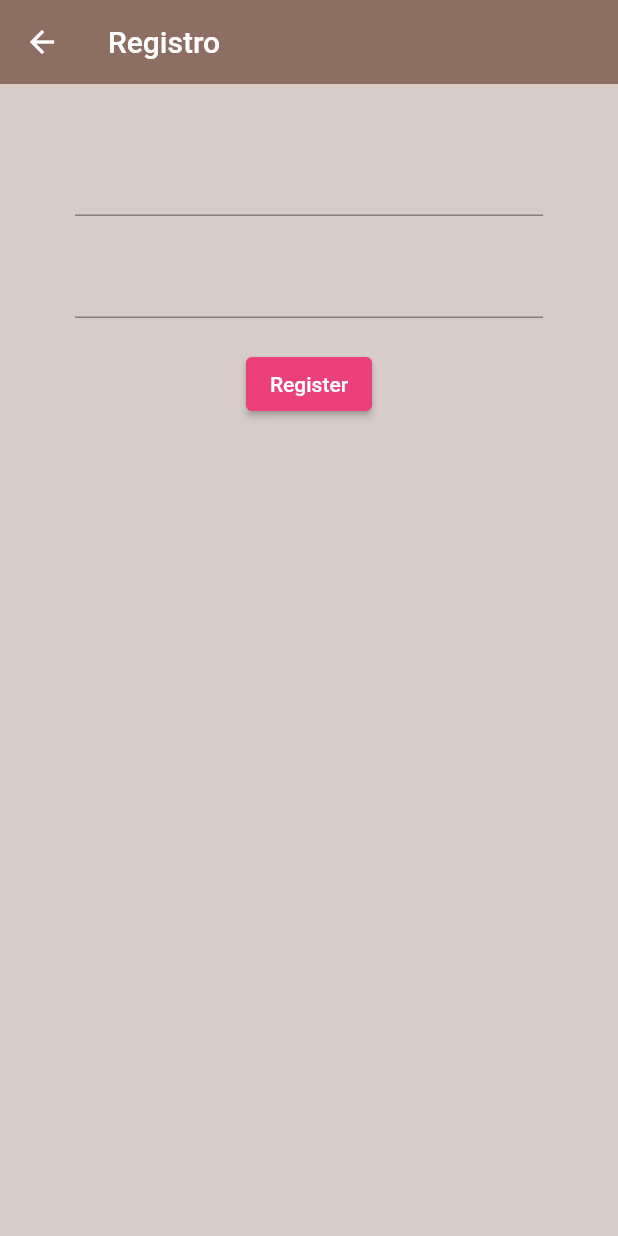
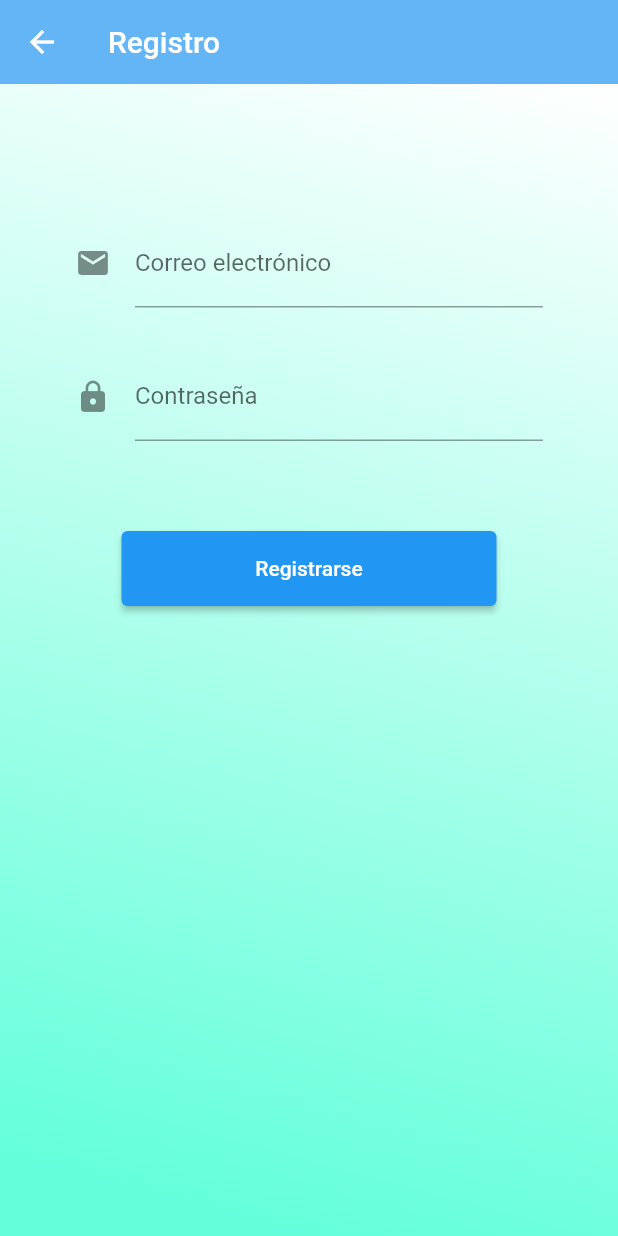
Before and after one commit to juantot9/goodreminder, a Flutter app: the Register screen opened directly, on a phone screen of 412 x 824 dp. Run offline on Flutter 3.47's test engine with Material 2 defaults, Android fonts, the phone set to English and light mode, and no system bars; our stand-ins replace date_field, firebase_auth, firebase_core, share_plus, sqflite; accounts and stored records are empty.

Commit message:
Pantalla registro

```diff
--- a/lib/screens/authenticate/register.dart
+++ b/lib/screens/authenticate/register.dart
@@ -19,28 +19,52 @@ class _RegisterState extends State<Register> {
   @override
   Widget build(BuildContext context) {
     return Scaffold(
-      backgroundColor: Colors.brown[100],
       appBar: AppBar(
-        backgroundColor: Colors.brown[400],
+        backgroundColor: Colors.blue[300],
         elevation: 0.0,
         title: Text('Registro'),
       ),
       body: Container(
+        width: MediaQuery.of(context).size.width,
+        height: MediaQuery.of(context).size.height,
+        decoration: BoxDecoration(
+            gradient: LinearGradient(
+                begin: Alignment.topRight,
+                end: Alignment.bottomCenter,
+                colors: [Colors.white, Colors.tealAccent[200]])),
+        child: SingleChildScrollView(
           padding: EdgeInsets.symmetric(vertical: 20.0, horizontal: 50.0),
           child: Form(
             key: _formKey,
             child: Column(
               children: <Widget>[
-              SizedBox(height: 20.0),
+                SizedBox(
+                  height: 40.0,
+                ),
+                SizedBox(
+                  height: 30.0,
+                ),
                 TextFormField(
                   validator: (val) => val.isEmpty ? 'Introduce un email' : null,
+                  decoration: InputDecoration(
+                    icon: Icon(Icons.email),
+                    hintText: 'ejemplo@correo.com',
+                    labelText: 'Correo electrónico',
+                  ),
                   onChanged: (val) {
                     setState(() => email = val);
                   },
                 ),
-              SizedBox(height: 20.0),
+                SizedBox(
+                  height: 30.0,
+                ),
                 TextFormField(
                   obscureText: true,
+                  decoration: InputDecoration(
+                    icon: Icon(Icons.lock),
+                    hintText: 'Contraseña',
+                    labelText: 'Contraseña',
+                  ),
                   validator: (val) => val.length < 6
                       ? 'La contraseña tiene que tener al menos 6 caracteres'
                       : null,
@@ -48,12 +72,19 @@ class _RegisterState extends State<Register> {
                     setState(() => password = val);
                   },
                 ),
-              SizedBox(height: 20.0),
+                SizedBox(
+                  height: 30.0,
+                ),
+                SizedBox(
+                  height: 30.0,
+                ),
                 ElevatedButton(
-                  style: ElevatedButton.styleFrom(primary: Colors.pink[400]),
-                  child: Text(
-                    'Register',
-                    style: TextStyle(color: Colors.white),
+                  style: ElevatedButton.styleFrom(
+                    minimumSize: const Size(250, 50),
+                  ),
+                  child: Container(
+                    //  padding: EdgeInsets.symmetric(horizontal: 80.0, vertical: 15.0),
+                    child: Text('Registrarse'),
                   ),
                   onPressed: () async {
                     if (_formKey.currentState.validate()) {
@@ -63,19 +94,25 @@ class _RegisterState extends State<Register> {
                         setState(() {
                           error = 'Please supply a valid email';
                         });
-                      }else{
-                         Navigator.of(context).pushReplacement(MaterialPageRoute(builder: (context) => SignIn()));
+                      } else {
+                        Navigator.of(context).pushReplacement(
+                            MaterialPageRoute(builder: (context) => SignIn()));
                       }
                     }
-                  }),
+                  },
+                ),
                 SizedBox(
                   height: 12.0,
                 ),
                 Text(
                   error,
                   style: TextStyle(color: Colors.red, fontSize: 14.0),
-              )
+                ),
+                SizedBox(
+                  height: 20.0,
+                ),
               ],
+            ),
           ),
         ),
       ),
```
Lines whose indentation alone changed are shown as unchanged.
